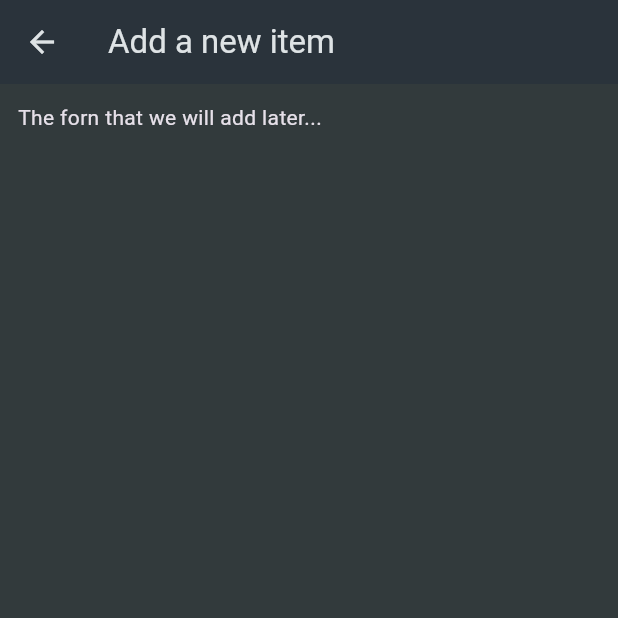
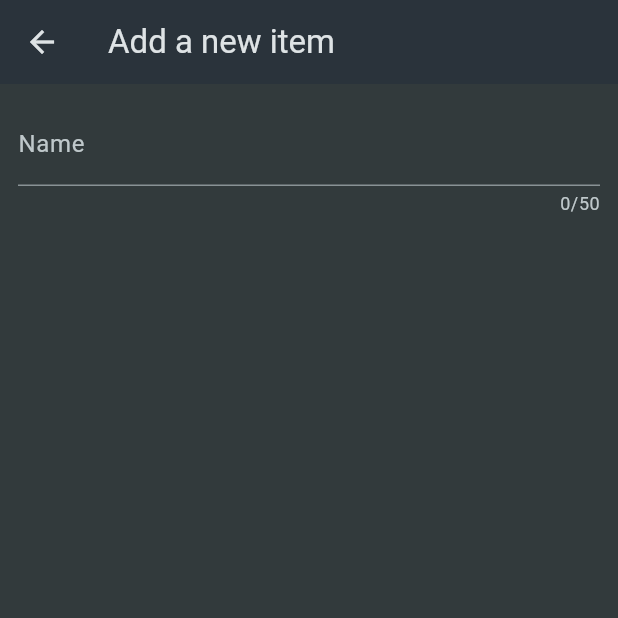
Before and after one commit to JoshuaScherer1996/shopping_list_app, a Flutter app: the NewItem screen opened directly, on a phone screen of 412 x 824 dp, the top half of it. Run offline on Flutter 3.47's test engine with Material 3 defaults, Android fonts, the phone set to English and light mode, and no system bars.

Commit message:
implemented a Form Widget.

```diff
--- a/lib/widgets/new_item.dart
+++ b/lib/widgets/new_item.dart
@@ -18,7 +18,19 @@ class _NewItemState extends State<NewItem> {
       ),
       body: Padding(
         padding: const EdgeInsets.all(12),
-        child: const Text('The forn that we will add later...'),
+        child: Form(
+          child: Column(
+            children: [
+              TextFormField(
+                maxLength: 50,
+                decoration: const InputDecoration(label: Text('Name')),
+                validator: (value) {
+                  return 'Demo...';
+                },
+              ), // Instead of TextField()
+            ],
+          ),
+        ),
       ),
     );
   }
```
Also changed, not shown: 1 other file.
